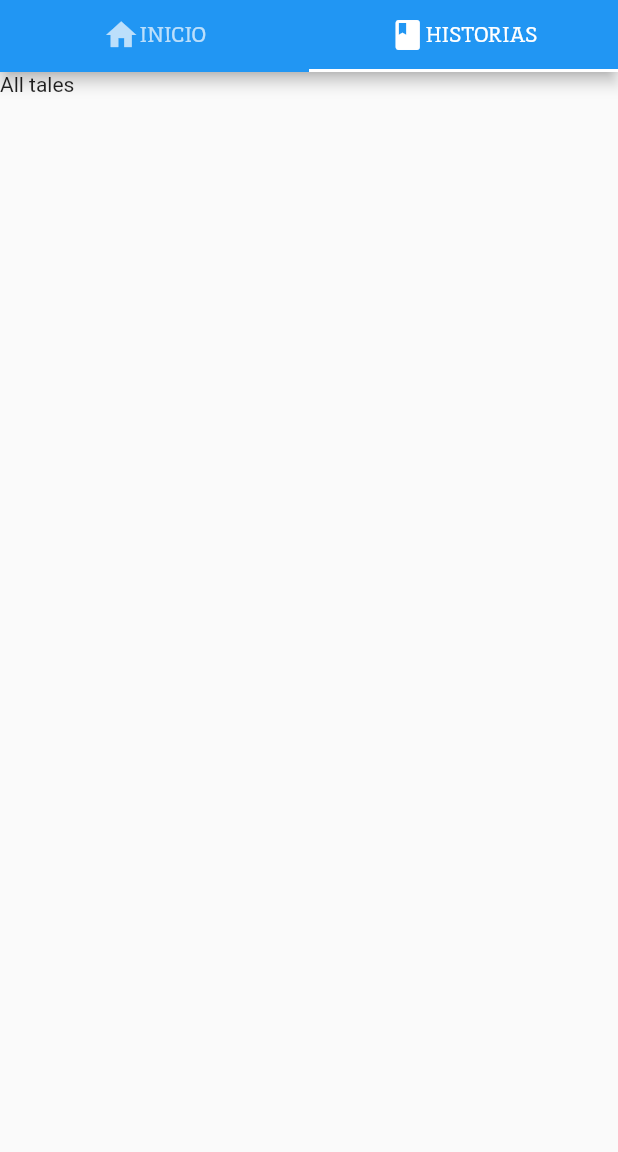
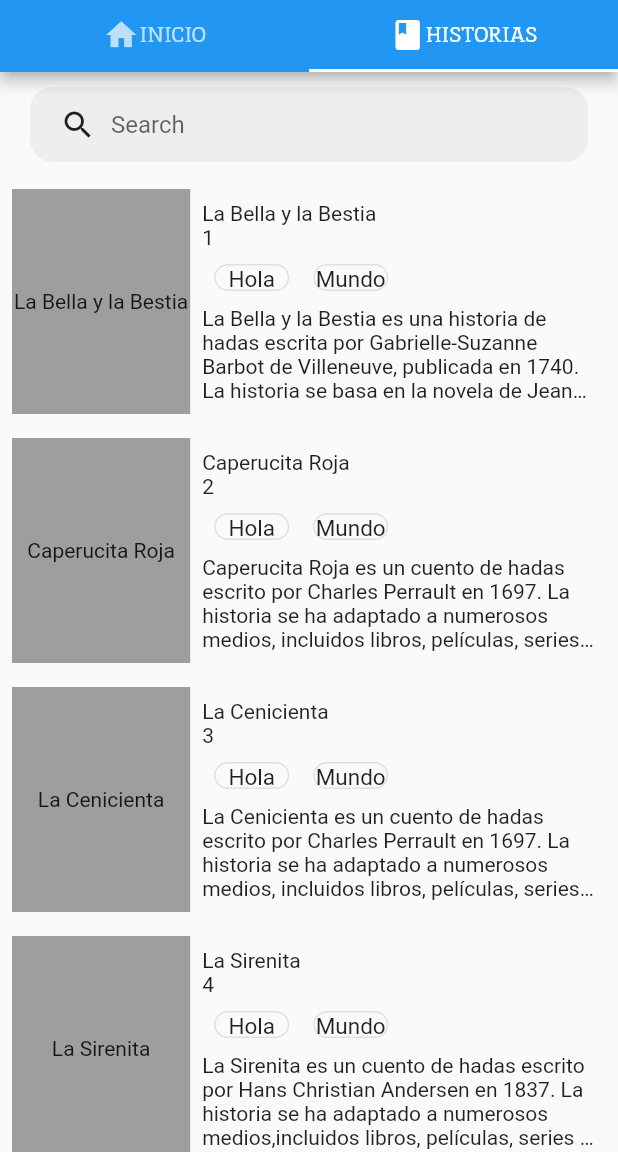
Before and after one commit to HuamanAngel/softales, a Flutter app: the HomePage screen opened by its route, tab 2 chosen, on a phone screen of 412 x 824 dp, the part 84-1236 px from its top. Run offline on Flutter 3.47's test engine with Material 2 defaults, Android fonts, the phone set to English and light mode, and no system bars; missing offline and left inert: flutter_secure_storage_web.

Commit message:
Tales home

```diff
--- a/lib/core/router.dart
+++ b/lib/core/router.dart
@@ -3,6 +3,7 @@ import 'package:softales/presentation/home/collection/collection_page.dart';
 import 'package:softales/presentation/home/home_page.dart';
 import 'package:softales/presentation/login/login_page.dart';
 import 'package:softales/presentation/tales/tales_page.dart';
+import 'package:softales/presentation/tales/tale_detail.dart';
 
 abstract class AppRouter {
   static Map<String, Widget Function(BuildContext)> pages = {
--- /dev/null
+++ b/lib/data/tale_data.dart
@@ -0,0 +1,76 @@
+class TaleData {
+  final String taleId;
+  final String title;
+  final String author;
+  final String publishedDate;
+  final String lastUpdatedDate;
+  final String description;
+  final String image;
+  final int readCount;
+  final int likeCount;
+  final List<String> tags;
+
+  TaleData({
+    this.taleId = '',
+    this.title = '',
+    this.author = '',
+    this.publishedDate = '00/00/0000',
+    this.lastUpdatedDate = '00/00/0000',
+    this.description = '',
+    this.image = '',
+    this.readCount = 0,
+    this.likeCount = 0,
+    this.tags = const ['Hola', 'Mundo'],
+  });
+}
+
+List<TaleData> DUMMY_TALES = [
+  TaleData(
+    taleId: '1',
+    title: 'La Bella y la Bestia',
+    author: '1',
+    publishedDate: '01/01/2021',
+    description:
+        'La Bella y la Bestia es una historia de hadas escrita por Gabrielle-Suzanne Barbot de Villeneuve, publicada en 1740. La historia se basa en la novela de Jeanne-Marie Leprince de Beaumont, publicada en 1756. La historia se ha adaptado a numerosos medios, incluidos libros, películas, series de televisión, obras de teatro, ballets, juegos de video y parques temáticos.',
+  ),
+  TaleData(
+    taleId: '2',
+    title: 'Caperucita Roja',
+    author: '2',
+    publishedDate: '01/01/2021',
+    description:
+        'Caperucita Roja es un cuento de hadas escrito por Charles Perrault en 1697. La historia se ha adaptado a numerosos medios, incluidos libros, películas, series de televisión, obras de teatro, ballets, juegos de video y parques temáticos.',
+  ),
+  TaleData(
+    taleId: '3',
+    title: 'La Cenicienta',
+    author: '3',
+    publishedDate: '01/01/2021',
+    description:
+        'La Cenicienta es un cuento de hadas escrito por Charles Perrault en 1697. La historia se ha adaptado a numerosos medios, incluidos libros, películas, series de televisión, obras de teatro, ballets, juegos de video y parques temáticos.',
+  ),
+  TaleData(
+    taleId: '4',
+    title: 'La Sirenita',
+    author: '4',
+    publishedDate: '01/01/2021',
+    description:
+        'La Sirenita es un cuento de hadas escrito por Hans Christian Andersen en 1837. La historia se ha adaptado a numerosos medios,incluidos libros, películas, series de televisión, obras de teatro, ballets, juegos de video y parques temáticos.',
+  ),
+  TaleData(
+    taleId: '5',
+    title: 'La Bella Durmiente',
+    author: '5',
+    publishedDate: '01/01/2021',
+    description:
+        'La Bella Durmiente es un cuento de hadas escrito por Charles Perrault en 1697. La historia se ha adaptado a numerosos medios, incluidos libros, películas, series de televisión, obras de teatro, ballets, juegos de video y parques temáticos.',
+  ),
+  TaleData(
+    taleId: '6',
+    title: 'Blancanieves',
+    author: '6',
+    publishedDate: '01/01/2021',
+    description:
+        'Blancanieves es un cuento de hadas escrito por los hermanos Grimm en 1812. La historia se ha adaptado a numerosos medios, incluidos libros, películas, series de televisión, obras de teatro, ballets, juegos de video y parques temáticos.',
+  ),
+];
--- a/lib/main.dart
+++ b/lib/main.dart
@@ -3,6 +3,7 @@ import 'package:flutter/services.dart';
 import 'package:softales/core/router.dart';
 import 'package:softales/presentation/login/login_page.dart';
 import 'package:provider/provider.dart';
+import 'package:softales/presentation/providers/search_provider.dart';
 
 import 'core/constants/app_colors.dart';
 import 'presentation/providers/auth_provider.dart';
@@ -32,6 +33,8 @@ class MyApp extends StatelessWidget {
     return MultiProvider(
       providers: [
         ChangeNotifierProvider(create: (_) => AuthProvider()),
+        ChangeNotifierProvider<SearchProvider>(create: (_) => SearchProvider()),
+        ChangeNotifierProvider<FocusedItemProvider>(create: (_) => FocusedItemProvider(),)
         // Provider(create: (_) => UserProvider()),
         // Provider(create: (_) => ChallengeProvider()),
         // Provider(create: (_) => LevelProvider()),
@@ -45,7 +48,7 @@ class MyApp extends StatelessWidget {
               theme: ThemeData(
                 primarySwatch: Colors.blue,
               ),
-              initialRoute: 'home_page',
+              initialRoute: 'tales_page',
               routes: AppRouter.pages,
             );
           } else {
--- /dev/null
+++ b/lib/presentation/providers/search_provider.dart
@@ -0,0 +1,28 @@
+import 'package:flutter/foundation.dart';
+import 'package:softales/data/tale_data.dart';
+
+class SearchProvider with ChangeNotifier {
+  String _searchText = '';
+  String get searchText => _searchText;
+
+  Future<void> setSearchText(String text) async {
+    _searchText = text;
+    notifyListeners();
+  }
+}
+
+class FocusedItemProvider with ChangeNotifier {
+  TaleData _focusedTale = TaleData(
+    taleId: '',
+    title: '',
+    image: '',
+    description: '',
+    tags: [],
+  );
+  TaleData get focusedTale => _focusedTale;
+
+  Future<void> setFocusedItem(TaleData tale) async {
+    _focusedTale = tale;
+    notifyListeners();
+  }
+}
--- a/lib/presentation/tales/tales_page.dart
+++ b/lib/presentation/tales/tales_page.dart
@@ -1,7 +1,12 @@
 import 'package:flutter/material.dart';
+import 'package:provider/provider.dart';
+import 'package:softales/presentation/providers/search_provider.dart';
+import 'package:softales/data/tale_data.dart';
+import 'package:softales/presentation/tales/tale_detail.dart';
+import 'package:softales/presentation/widgets/softales-ui.dart';
 
 class TalesPage extends StatefulWidget {
-  const TalesPage({super.key});
+  const TalesPage({Key? key}) : super(key: key);
 
   @override
   State<TalesPage> createState() => _TalesPageState();
@@ -10,8 +15,171 @@ class TalesPage extends StatefulWidget {
 class _TalesPageState extends State<TalesPage> {
   @override
   Widget build(BuildContext context) {
-    return Container(
-      child: Text("All tales"),
+    SearchProvider watchSearch = context.watch<SearchProvider>();
+    FocusedItemProvider watchFocusedItem = context.watch<FocusedItemProvider>();
+    return Scaffold(
+      body: Column(
+        children: [
+          const Searchbar(),
+          Expanded(
+              child: ListView.builder(
+              itemCount: DUMMY_TALES.length,
+              itemBuilder: (context, index) {
+                return Padding(
+                  padding: const EdgeInsets.all(8.0),
+                  child: GestureDetector(
+                    child: VerticalItem(data: DUMMY_TALES[index]),
+                    onTap: () {
+                      watchFocusedItem.setFocusedItem(DUMMY_TALES[index]);
+                      Navigator.push(
+                        context,
+                        MaterialPageRoute(
+                          builder: (context) => TaleDetail(tale: DUMMY_TALES[index]),
+                        ),
+                      );
+                    },
+                  ));
+              })
+          )
+        ]
+      )
     );
   }
 }
+
+class Searchbar extends StatelessWidget {
+  const Searchbar({Key? key}) : super(key: key);
+
+  @override
+  Widget build(BuildContext context) {
+    return Container(
+      height: 50,
+      width: MediaQuery.of(context).size.width,
+      margin: const EdgeInsets.symmetric(horizontal: 20, vertical: 10),
+      padding: const EdgeInsets.symmetric(horizontal: 20),
+      decoration: BoxDecoration(
+        color: Colors.grey[200],
+        borderRadius: BorderRadius.circular(15),
+      ),
+      child: Row(
+        children: [
+          const Icon(Icons.search),
+          const SizedBox(width: 10),
+          Expanded(
+            child: TextField(
+              decoration: const InputDecoration(
+                hintText: "Search",
+                border: InputBorder.none,
+              ),
+              onChanged: (value) {
+                context.read<SearchProvider>().setSearchText(value);
+              },
+            ),
+          ),
+        ],
+      ),
+    );
+  }
+}
+
+// class HorizontalList extends StatefulWidget {
+//   const HorizontalList({Key? key}) : super(key: key);
+//
+//   @override
+//   State<HorizontalList> createState() => _HorizontalListState();
+// }
+
+// class _HorizontalListState extends State<HorizontalList> {
+//   @override
+//   Widget build(BuildContext context) {
+//     return SizedBox(
+//       height: 300,
+//       width: MediaQuery.of(context).size.width,
+//       child: Column(
+//         children: [
+//           Padding(
+//             padding: EdgeInsets.symmetric(vertical: 10),
+//             child: Text(
+//               "Tales Category",
+//               style: TextStyle(
+//                 fontSize: 20,
+//                 fontWeight: FontWeight.bold,
+//               ),
+//             ),
+//           ),
+//           SizedBox(
+//             height: 120,
+//             width: MediaQuery.of(context).size.width,
+//             child: ListView.builder(
+//               scrollDirection: Axis.horizontal,
+//               itemCount: DUMMY_TALES.length,
+//               itemBuilder: (context, index) {
+//                 return Padding(
+//                   padding: const EdgeInsets.all(8.0),
+//                   child: Container(
+//                     height: MediaQuery.of(context).size.height,
+//                     width: 50,
+//                   ),
+//                 );
+//               },
+//             ),
+//           ),
+//         ]
+//       )
+//     );
+//   }
+// }
+
+
+
+
+class VerticalItem extends StatelessWidget {
+  final TaleData data;
+  const VerticalItem({Key? key, required this.data}) : super(key: key);
+
+  @override
+  Widget build(BuildContext context) {
+    // horizontal list item
+    return SizedBox(
+      height: 150,
+      width: MediaQuery.of(context).size.width,
+      child: Row(
+        children: [
+          Expanded(
+            flex: 3,
+            child: TaleCover(coverUrl: data.image, fallbackText: data.title,),
+          ),
+          Expanded(
+            flex: 7,
+            child: Container(
+              padding: const EdgeInsets.all(8),
+              child: Column(
+                crossAxisAlignment: CrossAxisAlignment.start,
+                children: [
+                  Text(data.title),
+                  Text(data.author),
+                  const SizedBox(height: 10),
+                  Expanded(child: ListView.builder(
+                    scrollDirection: Axis.horizontal,
+                    shrinkWrap: true,
+                    itemCount: data.tags.length,
+                    itemBuilder: (context, index) {
+                      return Padding(
+                        padding: const EdgeInsets.symmetric(horizontal: 8.0),
+                        child: TaleTag(tagText: data.tags[index]),
+                      );
+                    },
+                  )),
+                  SizedBox(height: 10,),
+                  Text(data.description,
+                  maxLines: 4,
+                  overflow: TextOverflow.ellipsis,),
+                ],
+              ),
+            ),
+          ),
+        ]
+      ),
+    );
+  }
+}
--- /dev/null
+++ b/lib/presentation/widgets/softales-ui.dart
@@ -0,0 +1,53 @@
+import 'package:flutter/material.dart';
+
+
+class TaleTag extends StatelessWidget {
+  final String tagText;
+  const TaleTag({Key? key, required this.tagText}) : super(key: key);
+
+  @override
+  Widget build(BuildContext context) {
+    return SizedBox(
+      height: 30,
+      width: 50,
+      child: Container(
+        decoration: BoxDecoration(
+          borderRadius: BorderRadius.circular(15),
+          border: Border.all(color: Colors.grey[300]!),
+        ),
+        child: Center(
+          child: Text(
+            tagText,
+            style: const TextStyle(
+              fontSize: 15,
+            ),
+          ),
+        ),
+      ),
+    );
+  }
+}
+
+class TaleCover extends StatelessWidget {
+  final String coverUrl;
+  final String fallbackText;
+  const TaleCover({Key? key, required this.coverUrl, required this.fallbackText}) : super(key: key);
+
+  @override
+  Widget build(BuildContext context) {
+    return Container(
+      width: 200,
+      height: 200,
+      decoration:
+      coverUrl.isNotEmpty ? BoxDecoration(
+        image: DecorationImage(
+          image: NetworkImage(coverUrl),
+          fit: BoxFit.cover,
+        ),
+      ) : null,
+      child: coverUrl.isEmpty ? Container(
+          color: Colors.grey,
+          child: Center(child:Text(fallbackText))) : null,
+    );
+  }
+}
```
Also changed, not shown: lib/presentation/tales/tale_detail.dart (added, +106 -0 lines).
